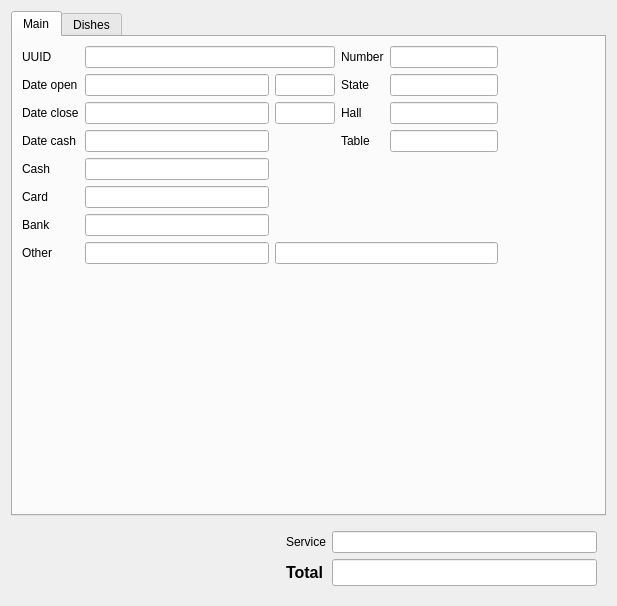
First picture: the form in FrontDesk/c5waiterorder.ui, repository End1-1/Cafe5, before the edit.
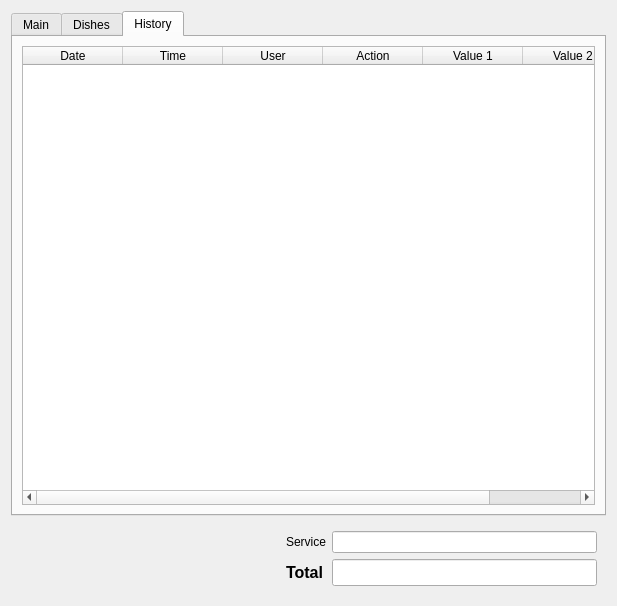
Second picture: the form after the edit. The open tabs and pages were chosen to show the change. Custom widgets are drawn as their Qt base class.

Commit message: Continue. menu review, orders history, removed dish, etc...

```diff
--- a/FrontDesk/c5waiterorder.ui
+++ b/FrontDesk/c5waiterorder.ui
@@ -383,6 +383,47 @@
        </item>
       </layout>
      </widget>
+     <widget class="QWidget" name="tab_2">
+      <attribute name="title">
+       <string>History</string>
+      </attribute>
+      <layout class="QHBoxLayout" name="horizontalLayout_2">
+       <item>
+        <widget class="C5TableWidget" name="tblLog">
+         <column>
+          <property name="text">
+           <string>Date</string>
+          </property>
+         </column>
+         <column>
+          <property name="text">
+           <string>Time</string>
+          </property>
+         </column>
+         <column>
+          <property name="text">
+           <string>User</string>
+          </property>
+         </column>
+         <column>
+          <property name="text">
+           <string>Action</string>
+          </property>
+         </column>
+         <column>
+          <property name="text">
+           <string>Value 1</string>
+          </property>
+         </column>
+         <column>
+          <property name="text">
+           <string>Value 2</string>
+          </property>
+         </column>
+        </widget>
+       </item>
+      </layout>
+     </widget>
     </widget>
    </item>
    <item>
```
The commit also changes 59 other files.
